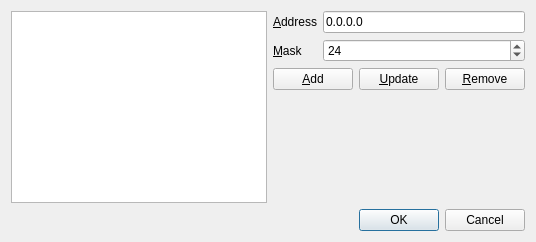
Qt form src/mumble/BanEditor.ui (mumble-voip/mumble) before a commit.
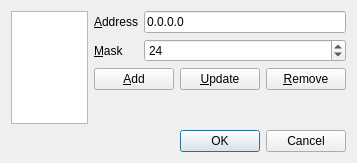
The same form after that commit.

What changed in the file:
```diff
--- a/src/mumble/BanEditor.ui
+++ b/src/mumble/BanEditor.ui
@@ -1,6 +1,14 @@
 <ui version="4.0" >
  <class>BanEditor</class>
  <widget class="QDialog" name="BanEditor" >
+  <property name="geometry" >
+   <rect>
+    <x>0</x>
+    <y>0</y>
+    <width>357</width>
+    <height>163</height>
+   </rect>
+  </property>
   <property name="windowTitle" >
    <string>Mumble - Edit Bans</string>
   </property>
```
